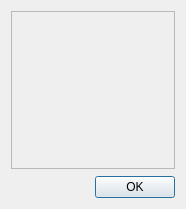
This is src/gui/birthdays/birthdays.ui in doitux/qupil as Qt 5 draws it before an edit. The edited form follows.
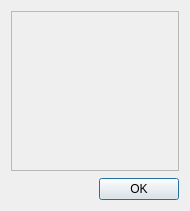
This is the edited form. Icons and pictures are not drawn.

Commit message: some tweaks on birthday icons for #3

Patch:
```diff
--- a/src/gui/birthdays/birthdays.ui
+++ b/src/gui/birthdays/birthdays.ui
@@ -6,8 +6,8 @@
    <rect>
     <x>0</x>
     <y>0</y>
-    <width>180</width>
-    <height>209</height>
+    <width>184</width>
+    <height>211</height>
    </rect>
   </property>
   <property name="windowTitle">
@@ -36,14 +36,14 @@
        <widget class="QLabel" name="label_gfx">
         <property name="minimumSize">
          <size>
-          <width>128</width>
-          <height>128</height>
+          <width>132</width>
+          <height>132</height>
          </size>
         </property>
         <property name="maximumSize">
          <size>
-          <width>128</width>
-          <height>128</height>
+          <width>132</width>
+          <height>132</height>
          </size>
         </property>
         <property name="pixmap">
```
Left out of the diff: 4 changed lines with no effect on the pictures. The commit also changes 3 other files.
